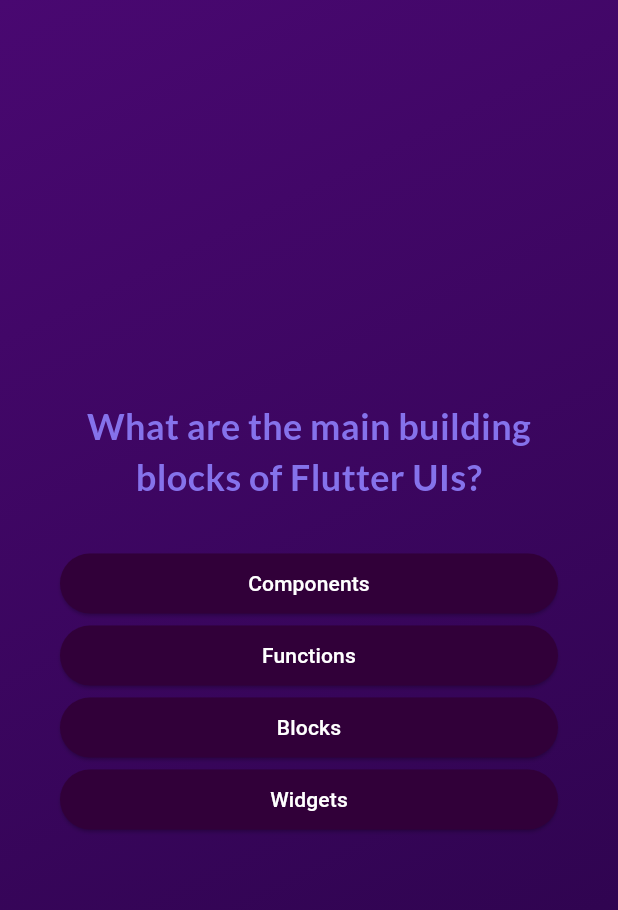
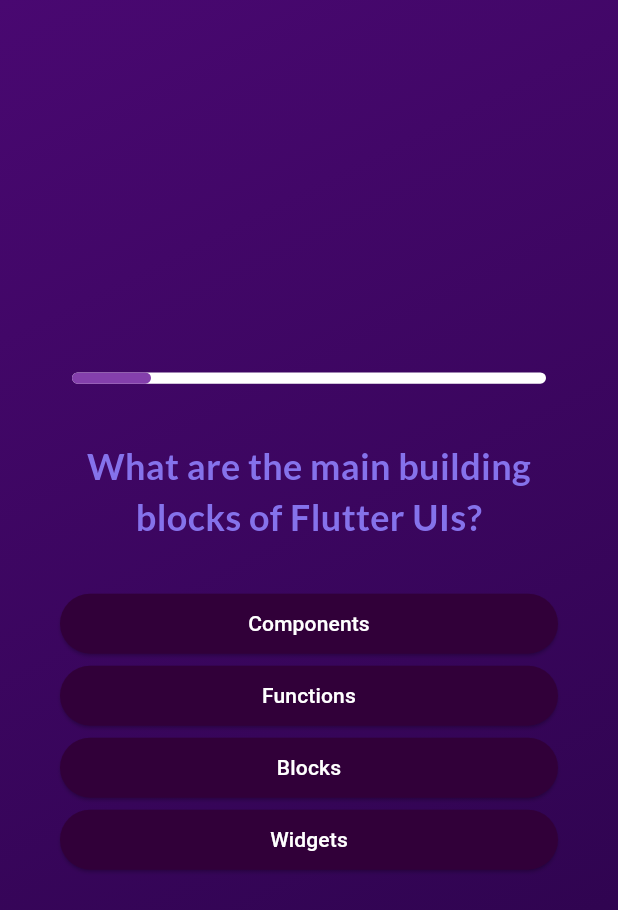
Before and after one commit to NicoSGaray/quiz_app, a Flutter app: the screen it shows after launch, after a tap on "Start Quiz", on a phone screen of 412 x 824 dp. Shown: the top 910 px of the screen. Run offline on Flutter 3.47's test engine with Material 3 defaults, Android fonts, the phone set to English and light mode, and no system bars; our stand-ins replace google_fonts.

Commit message:
Progress bar

```diff
--- a/lib/questions_screen.dart
+++ b/lib/questions_screen.dart
@@ -2,11 +2,10 @@ import 'package:flutter/material.dart';
 import 'package:google_fonts/google_fonts.dart';
 import 'package:quiz_app/answer_button.dart';
 import 'package:quiz_app/data/questions.dart';
+import 'package:quiz_app/upgrades/quiz_progress_bar.dart';
 
 class QuestionsScreen extends StatefulWidget {
-  const QuestionsScreen({super.key,
-   required this.onSelectAnswer
-   });
+  const QuestionsScreen({super.key, required this.onSelectAnswer});
 
   final void Function(String answer) onSelectAnswer;
 
@@ -38,6 +37,12 @@ class _QuestionsScreenState extends State<QuestionsScreen> {
           mainAxisAlignment: MainAxisAlignment.center,
           crossAxisAlignment: CrossAxisAlignment.stretch,
           children: [
+            QuizProgressBar(
+              // Added for progress bar
+              currentQuestionIndex: currentQuestionIndex,
+              totalQuestions: questions.length,
+            ),
+            const SizedBox(height: 30),
             Text(
               currentQuestion.text,
               style: GoogleFonts.lato(
--- a/lib/upgrades/quiz_progress_bar.dart
+++ b/lib/upgrades/quiz_progress_bar.dart
@@ -1 +1,38 @@
-// art
+// Arturo Valle
+// Question Progress Bar
+
+import 'package:flutter/material.dart';
+
+class QuizProgressBar extends StatelessWidget {
+  const QuizProgressBar({
+    super.key,
+    required this.currentQuestionIndex,
+    required this.totalQuestions,
+  });
+
+  final int currentQuestionIndex;
+  final int totalQuestions;
+
+  @override
+  Widget build(BuildContext context) {
+    return Padding(
+      padding:
+          const EdgeInsets.all(8.0), // Adds padding around the progress bar
+      child: SizedBox(
+        height: 7.5, //Adds height to the progress bar
+        child: LinearProgressIndicator(
+          borderRadius: BorderRadius.circular(10),
+          // Progress value based on current question index and total questions
+          value: (currentQuestionIndex + 1) / totalQuestions,
+
+          // Background for the unfilled progress bar
+          backgroundColor: const Color.fromARGB(255, 255, 255, 255),
+
+          // filled portion of the progress bar
+          valueColor: const AlwaysStoppedAnimation<Color>(
+              Color.fromARGB(255, 132, 63, 172)),
+        ),
+      ),
+    );
+  }
+}
--- a/lib/upgrades/quiz_timer.dart
+++ b/lib/upgrades/quiz_timer.dart
@@ -58,7 +58,9 @@ class _QuizTimerState extends State<QuizTimer> {
   Widget build(BuildContext context) {
     return Text(
       'Time Remaining: $_remainingTime seconds',
-      style: TextStyle(fontSize: 20, color: _remainingTime <= 10 ? Colors.red : Colors.black),
+      style: TextStyle(
+          fontSize: 20,
+          color: _remainingTime <= 10 ? Colors.red : Colors.black),
     );
   }
 }
```
